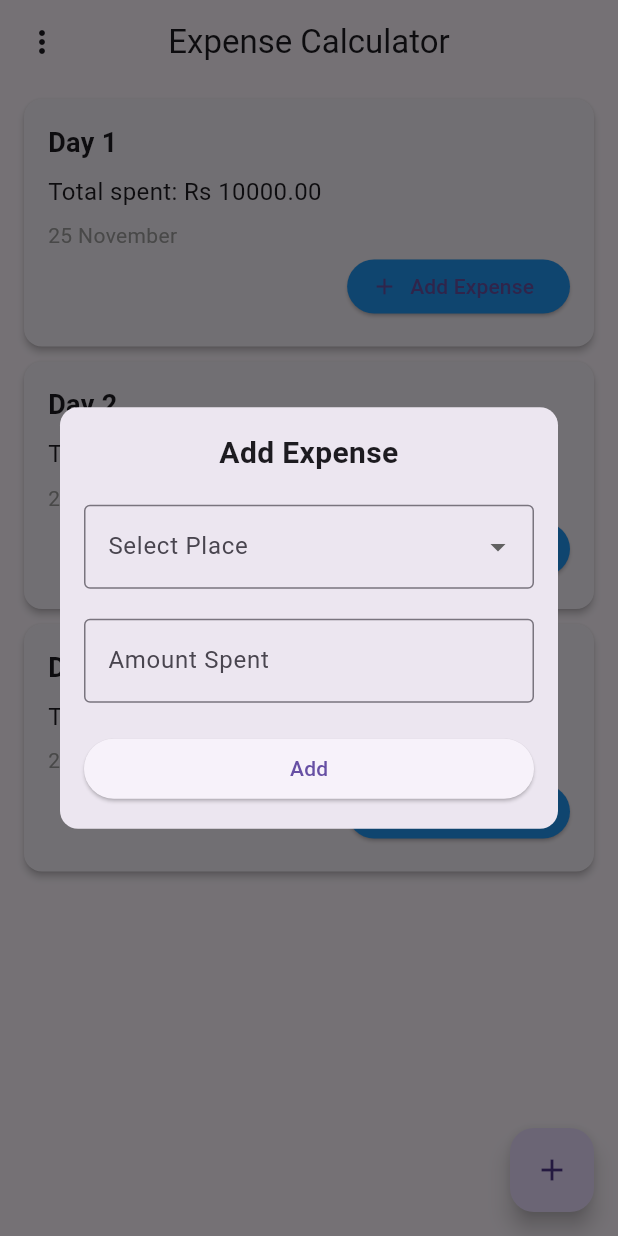
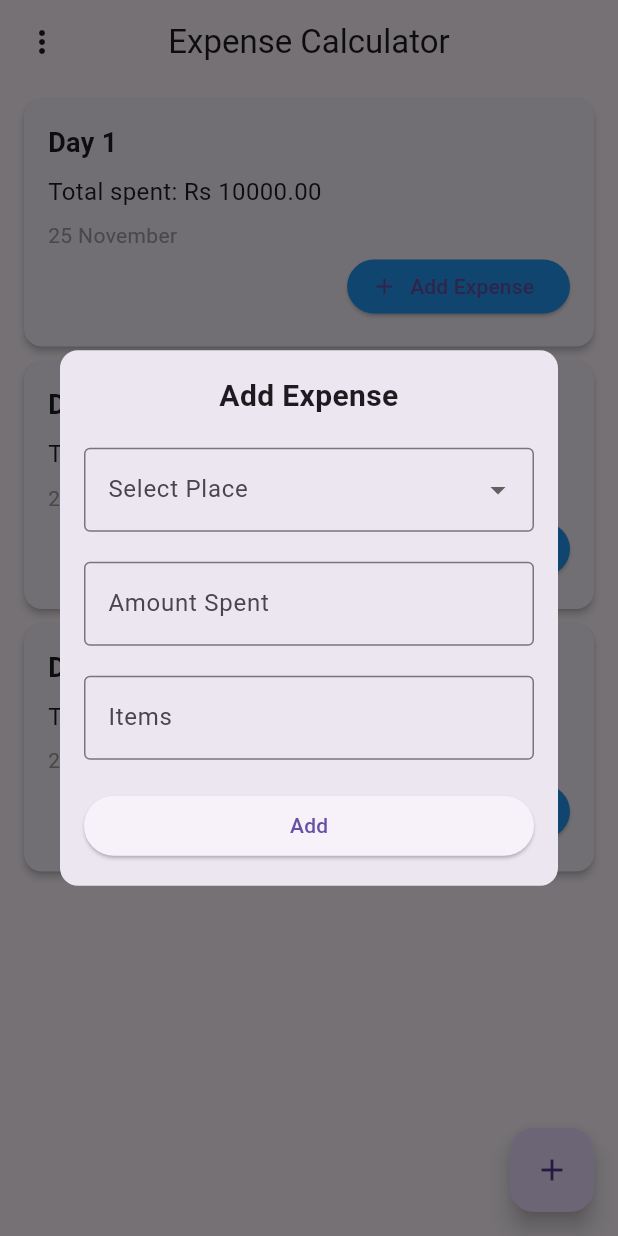
Before and after one commit to R4f4y04/bachat, a Flutter app: the screen it shows after launch, after a tap on "Add Expense", on a phone screen of 412 x 824 dp. Run offline on Flutter 3.47's test engine with Material 3 defaults, Android fonts, the phone set to English and light mode, and no system bars.

Commit message:
added items member in the places class as well as displayed it in the expanded tiles. added options to add it in addday and addexpense

```diff
--- a/lib/addExpenseDialog.dart
+++ b/lib/addExpenseDialog.dart
@@ -14,11 +14,13 @@ class _AddExpenseDialogState extends State<AddExpenseDialog> {
   String? selectedPlace;
   final TextEditingController amountController = TextEditingController();
   final TextEditingController customPlaceController = TextEditingController();
+  final TextEditingController itemscontroller = TextEditingController();
 
   @override
   void dispose() {
     amountController.dispose();
     customPlaceController.dispose();
+    itemscontroller.dispose();
     super.dispose();
   }
 
@@ -87,6 +89,14 @@ class _AddExpenseDialogState extends State<AddExpenseDialog> {
               keyboardType: TextInputType.number,
             ),
             SizedBox(height: 20),
+            TextField(
+              controller: itemscontroller,
+              decoration: InputDecoration(
+                  border: OutlineInputBorder(),
+                  labelText: 'Items',
+                  hintText: "Optional"),
+            ),
+            SizedBox(height: 20),
             ElevatedButton(
               onPressed: () {
                 final place = selectedPlace == 'Other'
@@ -100,7 +110,8 @@ class _AddExpenseDialogState extends State<AddExpenseDialog> {
                   final amount = double.tryParse(amountText);
                   if (amount != null) {
                     // Save the expense and close the dialog
-                    final temp = places(name: place, spent: amount);
+                    final temp = places(
+                        name: place, spent: amount, item: itemscontroller.text);
                     data[widget.index].addplace(temp);
 
                     Navigator.pop(context);
--- a/lib/data.dart
+++ b/lib/data.dart
@@ -50,7 +50,8 @@ class places {
   String name;
   double spent;
   late String time;
-  places({required this.name, required this.spent}) {
+  String? item;
+  places({required this.name, required this.spent, this.item}) {
     var format = DateFormat('hh:mm a');
     time = format.format(DateTime.now());
   }
```
Also changed, not shown: lib/AddDayPage.dart (+29 -2 lines), lib/home.dart (+22 -3 lines).
